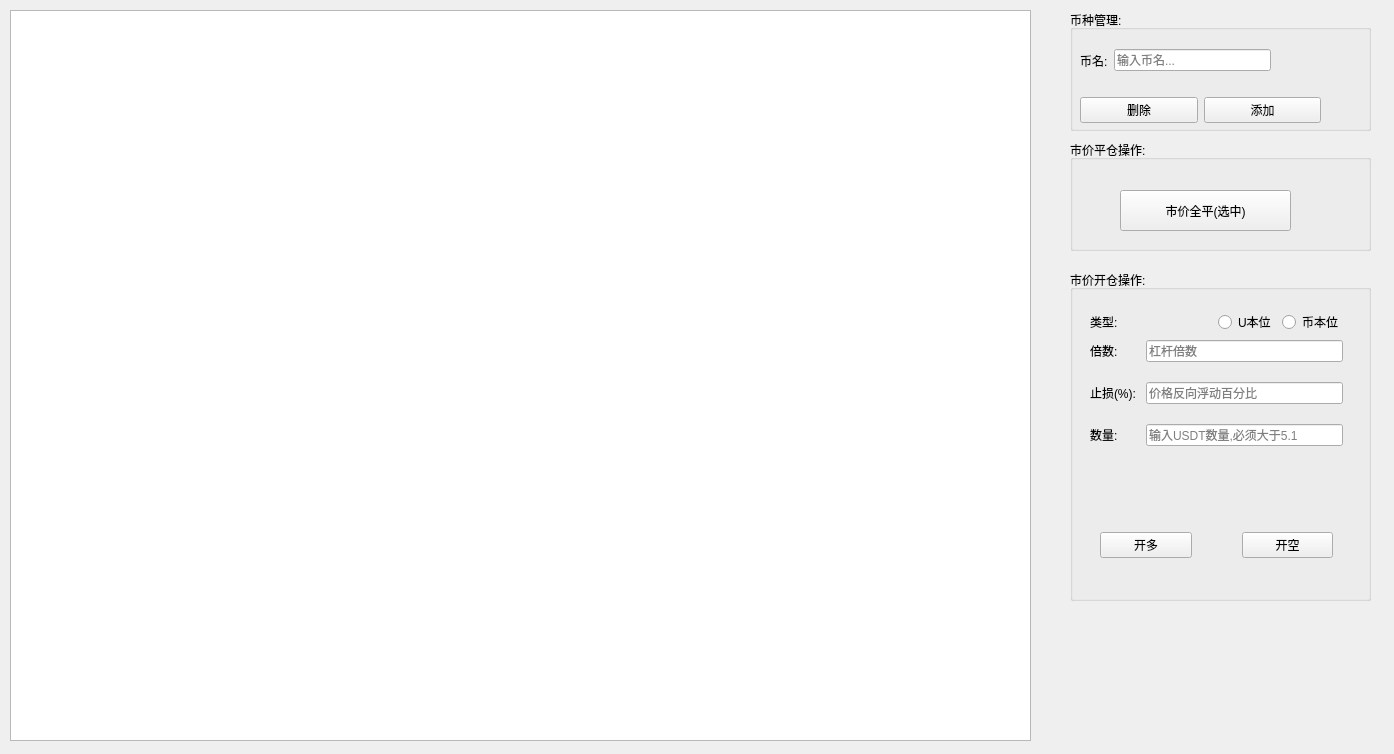
The window that form.ui (youngqqcn/binance-future-batch-tool) describes before a commit, drawn with Qt 5.
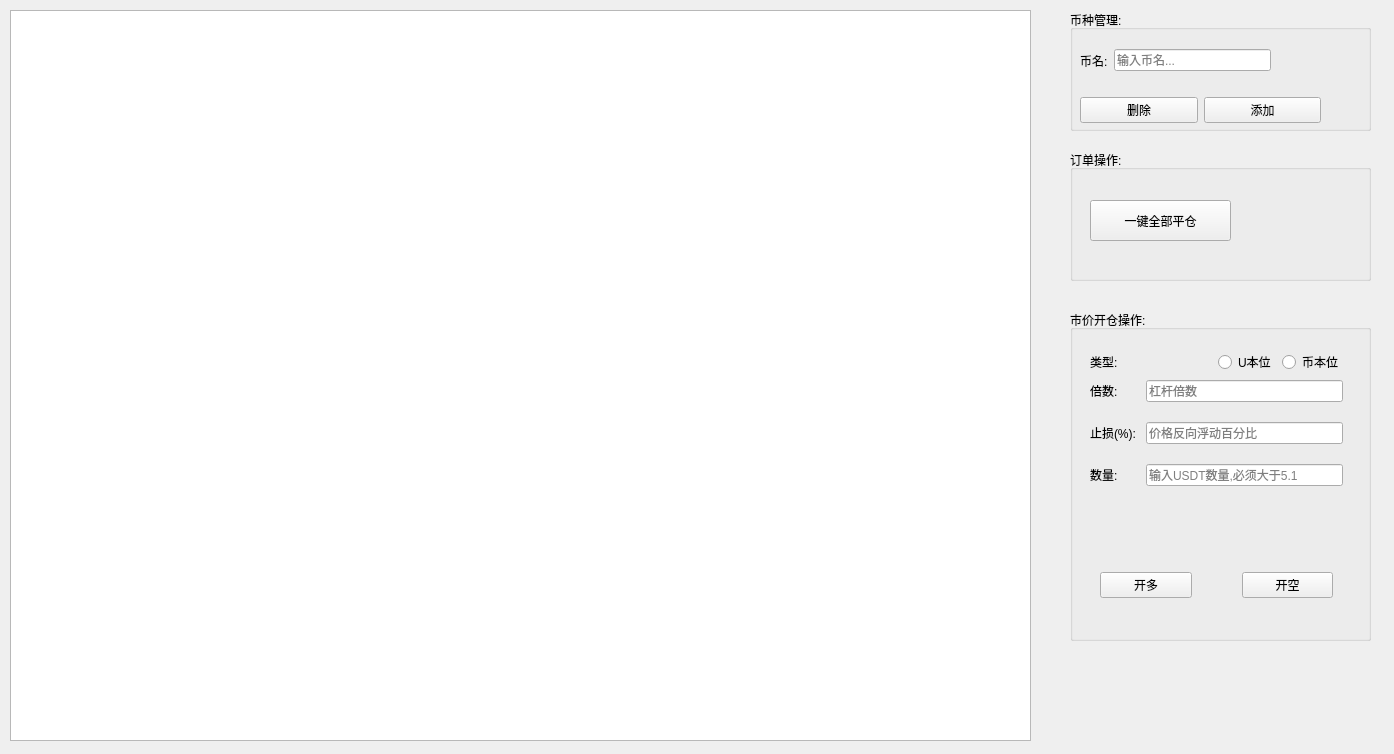
The same window after the commit.

```diff
--- a/form.ui
+++ b/form.ui
@@ -17,25 +17,25 @@
    <property name="geometry">
     <rect>
      <x>1070</x>
-     <y>140</y>
+     <y>150</y>
      <width>301</width>
-     <height>111</height>
+     <height>131</height>
     </rect>
    </property>
    <property name="title">
-    <string>市价平仓操作:</string>
+    <string>订单操作:</string>
    </property>
    <widget class="QPushButton" name="btnClosePosition">
     <property name="geometry">
      <rect>
-      <x>50</x>
+      <x>20</x>
       <y>50</y>
-      <width>171</width>
+      <width>141</width>
       <height>41</height>
      </rect>
     </property>
     <property name="text">
-     <string>市价全平(选中)</string>
+     <string>一键全部平仓</string>
     </property>
    </widget>
   </widget>
@@ -43,7 +43,7 @@
    <property name="geometry">
     <rect>
      <x>1070</x>
-     <y>270</y>
+     <y>310</y>
      <width>301</width>
      <height>331</height>
     </rect>
```
Left out of the diff: 2 changed lines with no effect on the pictures.
